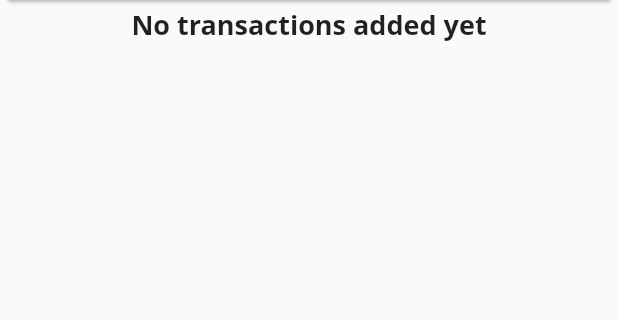
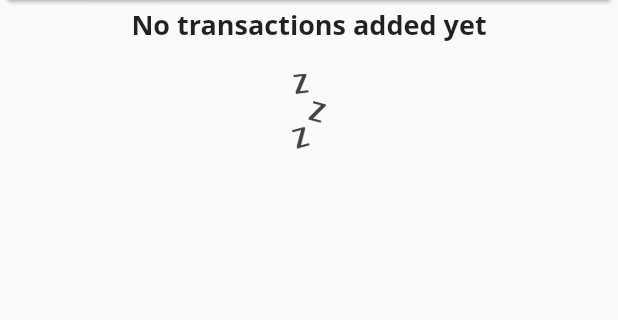
Before and after one commit to p-golba/personal_expenses, a Flutter app: the screen it shows after launch, on a phone screen of 412 x 824 dp, the part 117-437 px from its top. Run offline on Flutter 3.47's test engine with Material 2 defaults, Android fonts, the phone set to English and light mode, and no system bars; Roboto replaces fonts that are missing (Open Sans).

Commit message:
some changes

```diff
--- a/lib/main.dart
+++ b/lib/main.dart
@@ -2,7 +2,9 @@ import 'package:flutter/material.dart';
 
 import './widgets/transaction_list.dart';
 import './widgets/new_transaction.dart';
+import './widgets/chart.dart';
 import './models/transaction.dart';
+
 
 void main() => runApp(const MyApp());
 
@@ -61,6 +63,10 @@ class _MyHomePageState extends State<MyHomePage> {
     //   date: DateTime.now(),
     // ),
   ];
+
+  // List<Transaction> get _recentTransactions{
+  //   return _userTransactions.where((element) => false);
+  // }
 
   void _addNewTransaction(String txTitle, double txAmount) {
     final newTx = Transaction(
--- a/lib/widgets/transaction_list.dart
+++ b/lib/widgets/transaction_list.dart
@@ -17,6 +17,12 @@ class TransactionList extends StatelessWidget {
                 Text(
                   'No transactions added yet',
                   style: Theme.of(context).textTheme.headline6,
+                ),
+                const SizedBox(height: 20,),
+                SizedBox(
+                  height: 50,
+                  child: Image.asset('assets/images/waiting.png',
+                      fit: BoxFit.cover),
                 ),
               ],
             )
--- a/pubspec.yaml
+++ b/pubspec.yaml
@@ -61,8 +61,8 @@ flutter:
   uses-material-design: true
 
   # To add assets to your application, add an assets section, like this:
-  # assets:
-  #   - images/a_dot_burr.jpeg
+  assets:
+    - assets/images/waiting.png
   #   - images/a_dot_ham.jpeg
 
   # An image asset can refer to one or more resolution-specific "variants", see
```
Also changed, not shown: lib/widgets/chart.dart (added, +42 -0 lines), 2 other files.
